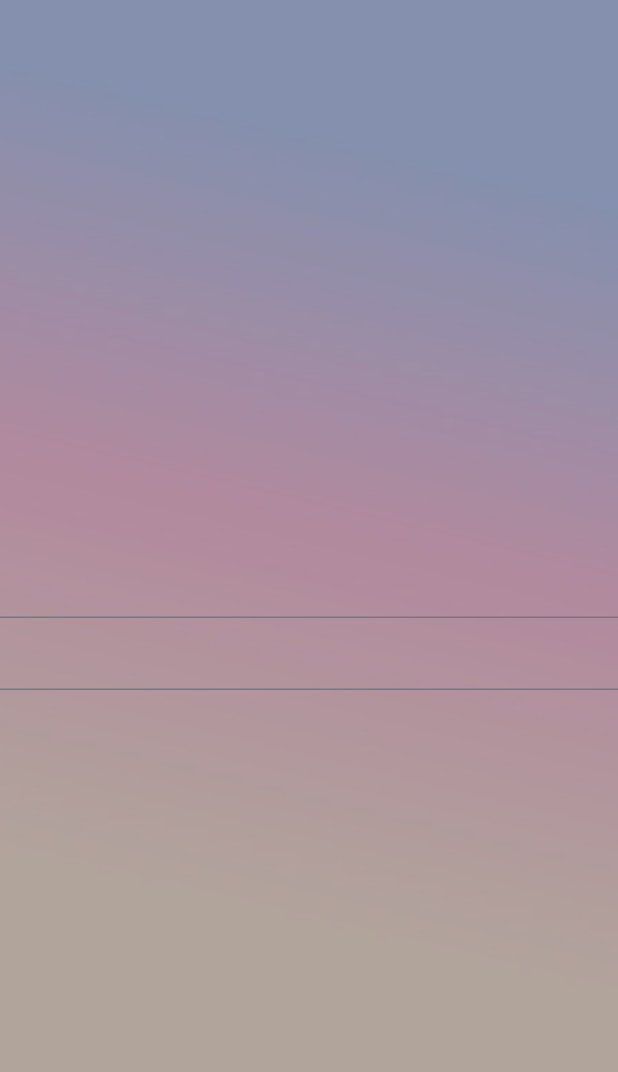
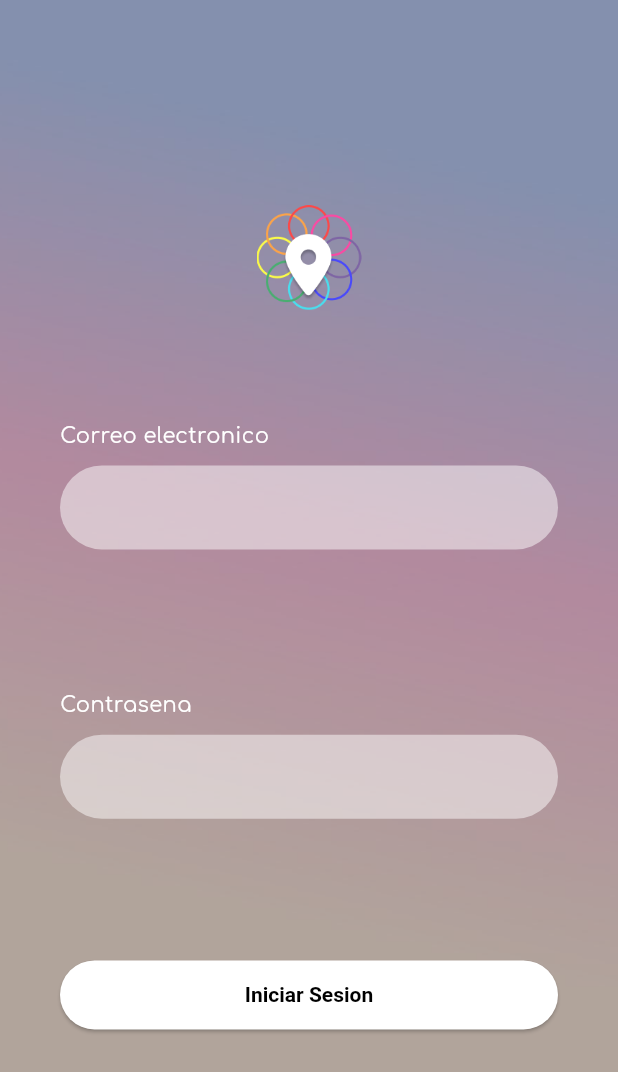
Before and after one commit to Narramap/Narramap_flutter_application, a Flutter app: the screen it shows after launch, on a phone screen of 412 x 824 dp. Shown: the top 1072 px of the screen. Run offline on Flutter 3.47's test engine with Material 3 defaults, Android fonts, the phone set to English and light mode, and no system bars; our stand-ins replace flutter_map, geolocator, go_router, latlong2.

Commit message:
map added, missing integration with gps sensor

```diff
--- /dev/null
+++ b/lib/core/navigation/go_route.dart
@@ -0,0 +1,19 @@
+
+import 'package:go_router/go_router.dart';
+import 'package:narramap/core/navigation/routes.dart';
+import 'package:narramap/map/presentation/map_screen.dart';
+import 'package:narramap/users/presentation/login_screen.dart';
+
+GoRouter goRouter = GoRouter(
+  initialLocation: Routes.login.label,
+  routes: [
+    GoRoute(
+      path: Routes.home.label,
+      builder: (context, state) => MapScreen()
+    ),
+    GoRoute(
+      path: Routes.login.label,
+      builder: (context, state) => LoginScreen(),
+    )
+  ]
+);
--- /dev/null
+++ b/lib/core/navigation/routes.dart
@@ -0,0 +1,36 @@
+
+enum Routes {
+  home(label: "/"),
+  login(label: "/login"),
+  register(label: "/register");
+
+  final String label;
+
+  const Routes({required this.label});
+
+  String getParametredRoute (List<String> params) {
+
+    var finalRoute = "";
+    var currentRoute = label;
+    for (String param in params) {
+      final indexOfDoublePoints = currentRoute.indexOf(":");
+
+      if(indexOfDoublePoints == -1) throw Exception("esta ruta no tiene parametros o no tiene el mismo numero de parametros que los proporcionados");
+      final firstOfRoute = currentRoute.substring(0, indexOfDoublePoints);
+      var restOfRoute = currentRoute.substring(indexOfDoublePoints);
+
+      final indexOfSlash = restOfRoute.indexOf('/');
+
+      if(indexOfSlash == -1) {
+        finalRoute = "$finalRoute$firstOfRoute$param";
+        currentRoute = "";
+      } else {
+        restOfRoute = restOfRoute.substring(indexOfSlash);
+        finalRoute = "$finalRoute$firstOfRoute$param";
+        currentRoute = restOfRoute;
+      }
+    }
+
+    return finalRoute;
+  }
+}
--- /dev/null
+++ b/lib/core/widgets/custom_button.dart
@@ -0,0 +1,33 @@
+
+import 'package:flutter/material.dart';
+
+class CustomButton extends StatelessWidget {
+
+  final String text;
+  final VoidCallback onPressed;
+  const CustomButton({
+    super.key,
+    required this.text,
+    required this.onPressed
+  });
+
+  @override
+  Widget build(BuildContext context) {
+    return SizedBox(
+      width: double.infinity,
+      child: ElevatedButton(
+        onPressed: onPressed,
+        child: Padding(
+          padding: const EdgeInsets.all(15.0),
+          child: Text(
+            text,
+            style: TextStyle(
+              color: Colors.black,
+              fontWeight: FontWeight.bold
+            ),
+          ),
+        )
+      ),
+    );
+  }
+}
--- /dev/null
+++ b/lib/core/widgets/custom_text_field.dart
@@ -0,0 +1,41 @@
+
+import 'package:flutter/material.dart';
+
+class CustomTextField extends StatelessWidget {
+
+  final Function(String) onChanged;
+  final double? spacerHeight;
+  final String label;
+
+  const CustomTextField({
+    super.key,
+    required this.onChanged,
+    required this.label,
+    this.spacerHeight
+  });
+
+  @override
+  Widget build(BuildContext context) {
+    return Column(
+      crossAxisAlignment: CrossAxisAlignment.start,
+      children: [
+        Text(
+          label,
+          textAlign: TextAlign.left,
+          style: TextStyle(
+            color: Colors.white
+          ),
+        ),
+        SizedBox(height: 10),
+        TextField(
+          onChanged: onChanged,
+          style: TextStyle(
+            color: Colors.white
+          ),
+        ),
+        if (spacerHeight != null)
+          SizedBox(height: spacerHeight)
+      ],
+    );
+  }
+}
--- a/lib/main.dart
+++ b/lib/main.dart
@@ -1,7 +1,6 @@
 import 'package:flutter/material.dart';
-import 'package:flutter_map/flutter_map.dart';
-import 'package:latlong2/latlong.dart';
-import 'package:narramap/users/presentation/login_screen.dart';
+import 'package:narramap/core/navigation/go_route.dart';
+import 'package:narramap/theme/app_theme.dart';
 
 void main() {
   runApp(const MyApp());
@@ -13,92 +12,11 @@ class MyApp extends StatelessWidget {
   // This widget is the root of your application.
   @override
   Widget build(BuildContext context) {
-    return MaterialApp(
-      title: 'Flutter Demo',
-      theme: ThemeData(
-        // This is the theme of your application.
-        //
-        // TRY THIS: Try running your application with "flutter run". You'll see
-        // the application has a purple toolbar. Then, without quitting the app,
-        // try changing the seedColor in the colorScheme below to Colors.green
-        // and then invoke "hot reload" (save your changes or press the "hot
-        // reload" button in a Flutter-supported IDE, or press "r" if you used
-        // the command line to start the app).
-        //
-        // Notice that the counter didn't reset back to zero; the application
-        // state is not lost during the reload. To reset the state, use hot
-        // restart instead.
-        //
-        // This works for code too, not just values: Most code changes can be
-        // tested with just a hot reload.
-        colorScheme: ColorScheme.fromSeed(seedColor: Colors.deepPurple),
-      ),
-      home: const LoginScreen(),
+    return MaterialApp.router(
+      debugShowCheckedModeBanner: false,
+      title: 'Narramap',
+      theme: AppTheme.theme,
+      routerConfig: goRouter,
     );
   }
 }
-
-class MyHomePage extends StatefulWidget {
-  const MyHomePage({super.key, required this.title});
-
-  // This widget is the home page of your application. It is stateful, meaning
-  // that it has a State object (defined below) that contains fields that affect
-  // how it looks.
-
-  // This class is the configuration for the state. It holds the values (in this
-  // case the title) provided by the parent (in this case the App widget) and
-  // used by the build method of the State. Fields in a Widget subclass are
-  // always marked "final".
-
-  final String title;
-
-  @override
-  State<MyHomePage> createState() => _MyHomePageState();
-}
-
-class _MyHomePageState extends State<MyHomePage> {
-
-  @override
-  Widget build(BuildContext context) {
-    // This method is rerun every time setState is called, for instance as done
-    // by the _incrementCounter method above.
-    //
-    // The Flutter framework has been optimized to make rerunning build methods
-    // fast, so that you can just rebuild anything that needs updating rather
-    // than having to individually change instances of widgets.
-    return Scaffold(
-      appBar: AppBar(title: Text('Mapa con OpenStreetMap')),
-      body: Stack(
-        children: [
-
-          Positioned.fill(
-            child: Image.asset(
-              "assets/images/map_background.png",
-              fit: BoxFit.cover,
-            )
-          ),
-
-          Positioned.fill(
-            child: Opacity(
-              opacity: 1,
-              child: FlutterMap(
-                options: MapOptions(
-                  initialCenter: LatLng(19.4326, -99.1332), // CDMX
-                  initialZoom: 13.0,
-                ),
-                children: [
-                  TileLayer(
-                    urlTemplate: 'https://{s}.basemaps.cartocdn.com/light_all/{z}/{x}/{y}{r}.png',
-                    subdomains: ['a', 'b', 'c', 'd'],
-                    userAgentPackageName: 'com.tuapp.nombre',
-                  ),
-                ],
-              ),
-            )
-          )
-
-        ],
-      ),
-    );
-  }
-}
--- /dev/null
+++ b/lib/theme/app_theme.dart
@@ -0,0 +1,32 @@
+
+import 'package:flutter/material.dart';
+
+class AppTheme {
+
+  static ThemeData theme = ThemeData(
+    fontFamily: "Comfortaa",
+    textTheme: TextTheme(
+      bodyMedium: TextStyle(color: Colors.white)
+    ),
+    inputDecorationTheme: InputDecorationTheme(
+      filled: true,
+      fillColor: Color.fromARGB(126, 255, 255, 255),
+      hintStyle: TextStyle(
+        color: Color(0xFFEBEBEB)
+      ),
+      border: OutlineInputBorder(
+        borderRadius: BorderRadius.circular(50),
+        borderSide: BorderSide.none
+      )
+    ),
+    elevatedButtonTheme: ElevatedButtonThemeData(
+      style: ButtonStyle(
+        backgroundColor: WidgetStatePropertyAll(Colors.white),
+        textStyle: WidgetStatePropertyAll(TextStyle(
+          color: Colors.black,
+          fontWeight: FontWeight.bold
+        )),
+      )
+    )
+  );
+}
--- a/lib/users/presentation/login_screen.dart
+++ b/lib/users/presentation/login_screen.dart
@@ -1,4 +1,8 @@
 import 'package:flutter/material.dart';
+import 'package:go_router/go_router.dart';
+import 'package:narramap/core/navigation/routes.dart';
+import 'package:narramap/core/widgets/custom_button.dart';
+import 'package:narramap/core/widgets/custom_text_field.dart';
 
 class LoginScreen extends StatelessWidget {
   const LoginScreen({super.key});
@@ -15,12 +19,31 @@ class LoginScreen extends StatelessWidget {
             )
           ),
           Positioned.fill(
-            child: Column(
-              mainAxisAlignment: MainAxisAlignment.center,
-              children: [
-                TextField(),
-                TextField()
-              ],
+            child: Padding(
+              padding: const EdgeInsets.symmetric(horizontal: 40, vertical: 100),
+              child: Column(
+                mainAxisAlignment: MainAxisAlignment.spaceAround,
+                children: [
+                  Image.asset(
+                    'assets/images/logo_narramap.png',
+                    width: 70,
+                  ),
+                  CustomTextField(
+                    onChanged: (String hola) {},
+                    label: "Correo electronico",
+                    spacerHeight: 20,
+                  ),
+                  CustomTextField(
+                    onChanged: (String hola) {},
+                    label: "Contrasena",
+                    spacerHeight: 20,
+                  ),
+                  CustomButton(
+                    text: "Iniciar Sesion",
+                    onPressed: () => context.push(Routes.home.label)
+                  )
+                ],
+              ),
             )
           )
         ]
```
Also changed, not shown: lib/core/Location/location_service.dart (added, +42 -0 lines), lib/core/widgets/custom_bottom_navigation_bar.dart (added, +27 -0 lines), lib/map/presentation/map_screen.dart (added, +78 -0 lines), pubspec.yaml (+8 -4 lines), assets/fonts/comfortaa.ttf (added), assets/images/logo_narramap.png, pubspec.lock, 5 other files.
